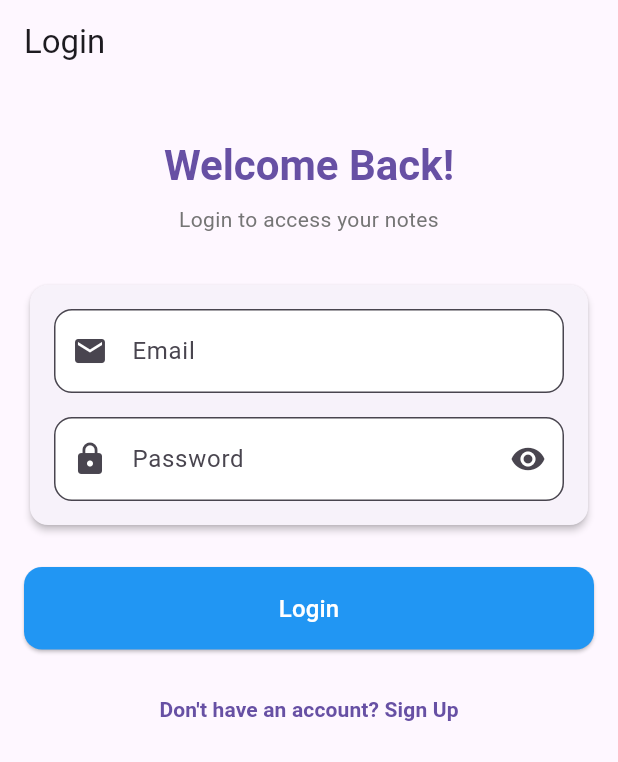
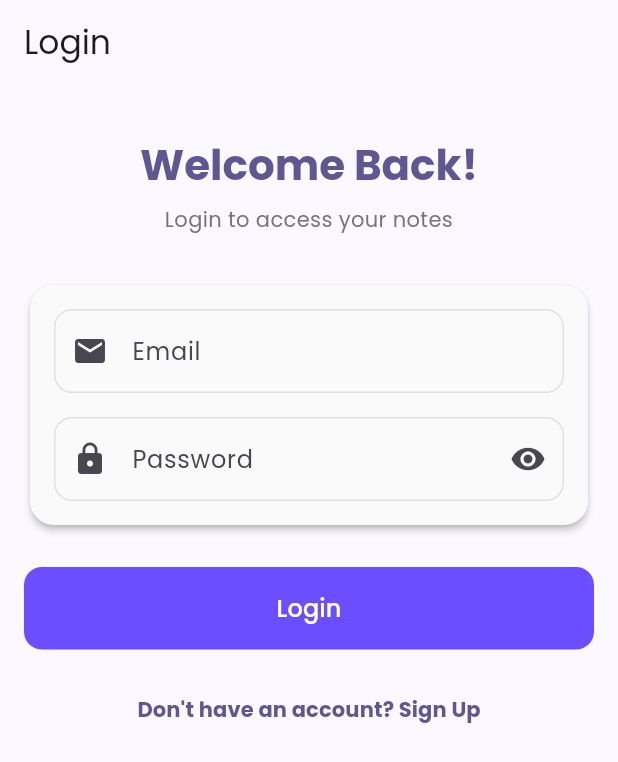
Before and after one commit to Qoslaye/Flutter-notes-app, a Flutter app: the screen it shows after launch, on a phone screen of 412 x 824 dp. Shown: the top 762 px of the screen. Run offline on Flutter 3.47's test engine with Material 3 defaults, Android fonts, the phone set to English and light mode, and no system bars; our stand-ins replace google_fonts; missing offline and left inert: testing.

Commit message:
Update main.dart

```diff
--- a/lib/main.dart
+++ b/lib/main.dart
@@ -1,6 +1,6 @@
 // main.dart
 import 'package:flutter/material.dart';
-import 'home_page.dart';
+import 'package:google_fonts/google_fonts.dart';
 import 'login_page.dart';
 
 void main() {
@@ -16,20 +16,89 @@ class NotesApp extends StatelessWidget {
       title: 'Notes App',
       debugShowCheckedModeBanner: false,
       theme: ThemeData(
-        primarySwatch: Colors.blue,
         useMaterial3: true,
-        inputDecorationTheme: const InputDecorationTheme(
+        colorScheme: ColorScheme.fromSeed(
+          seedColor: const Color(0xFF6B4EFF),
+          brightness: Brightness.light,
+        ),
+        textTheme: GoogleFonts.poppinsTextTheme(),
+        inputDecorationTheme: InputDecorationTheme(
           filled: true,
-          fillColor: Colors.white,
-          border: OutlineInputBorder(),
-          contentPadding: EdgeInsets.symmetric(horizontal: 16, vertical: 16),
+          fillColor: Colors.grey[50],
+          border: OutlineInputBorder(
+            borderRadius: BorderRadius.circular(12),
+            borderSide: BorderSide(color: Colors.grey[300]!),
+          ),
+          enabledBorder: OutlineInputBorder(
+            borderRadius: BorderRadius.circular(12),
+            borderSide: BorderSide(color: Colors.grey[300]!),
+          ),
+          focusedBorder: OutlineInputBorder(
+            borderRadius: BorderRadius.circular(12),
+            borderSide: const BorderSide(color: Color(0xFF6B4EFF), width: 2),
+          ),
+          contentPadding: const EdgeInsets.symmetric(horizontal: 16, vertical: 16),
         ),
         elevatedButtonTheme: ElevatedButtonThemeData(
           style: ElevatedButton.styleFrom(
             foregroundColor: Colors.white,
-            backgroundColor: Colors.blue,
+            backgroundColor: const Color(0xFF6B4EFF),
             padding: const EdgeInsets.symmetric(horizontal: 24, vertical: 12),
+            shape: RoundedRectangleBorder(
+              borderRadius: BorderRadius.circular(12),
+            ),
+            elevation: 0,
           ),
+        ),
+        cardTheme: CardTheme(
+          shape: RoundedRectangleBorder(
+            borderRadius: BorderRadius.circular(16),
+          ),
+          elevation: 0,
+          color: Colors.grey[50],
+        ),
+      ),
+      darkTheme: ThemeData(
+        useMaterial3: true,
+        colorScheme: ColorScheme.fromSeed(
+          seedColor: const Color(0xFF6B4EFF),
+          brightness: Brightness.dark,
+        ),
+        textTheme: GoogleFonts.poppinsTextTheme(ThemeData.dark().textTheme),
+        inputDecorationTheme: InputDecorationTheme(
+          filled: true,
+          fillColor: Colors.grey[900],
+          border: OutlineInputBorder(
+            borderRadius: BorderRadius.circular(12),
+            borderSide: BorderSide(color: Colors.grey[800]!),
+          ),
+          enabledBorder: OutlineInputBorder(
+            borderRadius: BorderRadius.circular(12),
+            borderSide: BorderSide(color: Colors.grey[800]!),
+          ),
+          focusedBorder: OutlineInputBorder(
+            borderRadius: BorderRadius.circular(12),
+            borderSide: const BorderSide(color: Color(0xFF6B4EFF), width: 2),
+          ),
+          contentPadding: const EdgeInsets.symmetric(horizontal: 16, vertical: 16),
+        ),
+        elevatedButtonTheme: ElevatedButtonThemeData(
+          style: ElevatedButton.styleFrom(
+            foregroundColor: Colors.white,
+            backgroundColor: const Color(0xFF6B4EFF),
+            padding: const EdgeInsets.symmetric(horizontal: 24, vertical: 12),
+            shape: RoundedRectangleBorder(
+              borderRadius: BorderRadius.circular(12),
+            ),
+            elevation: 0,
+          ),
+        ),
+        cardTheme: CardTheme(
+          shape: RoundedRectangleBorder(
+            borderRadius: BorderRadius.circular(16),
+          ),
+          elevation: 0,
+          color: Colors.grey[900],
         ),
       ),
       home: const LoginPage(),
```
